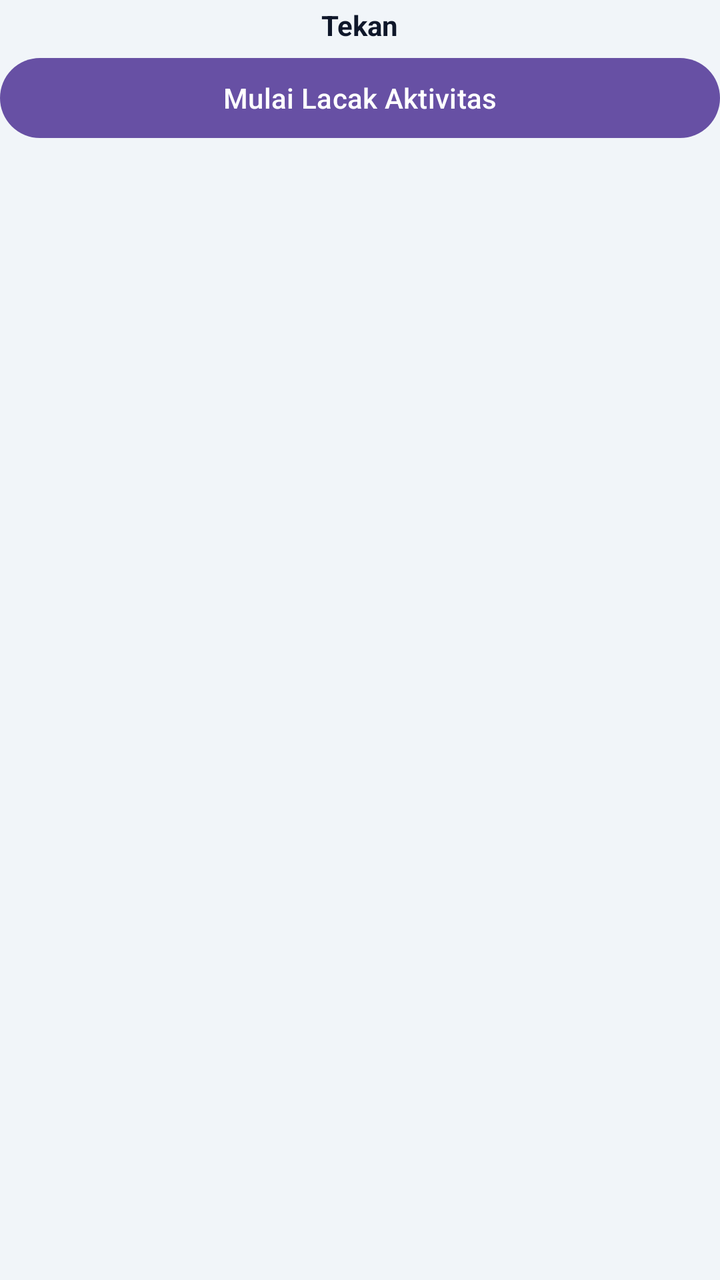
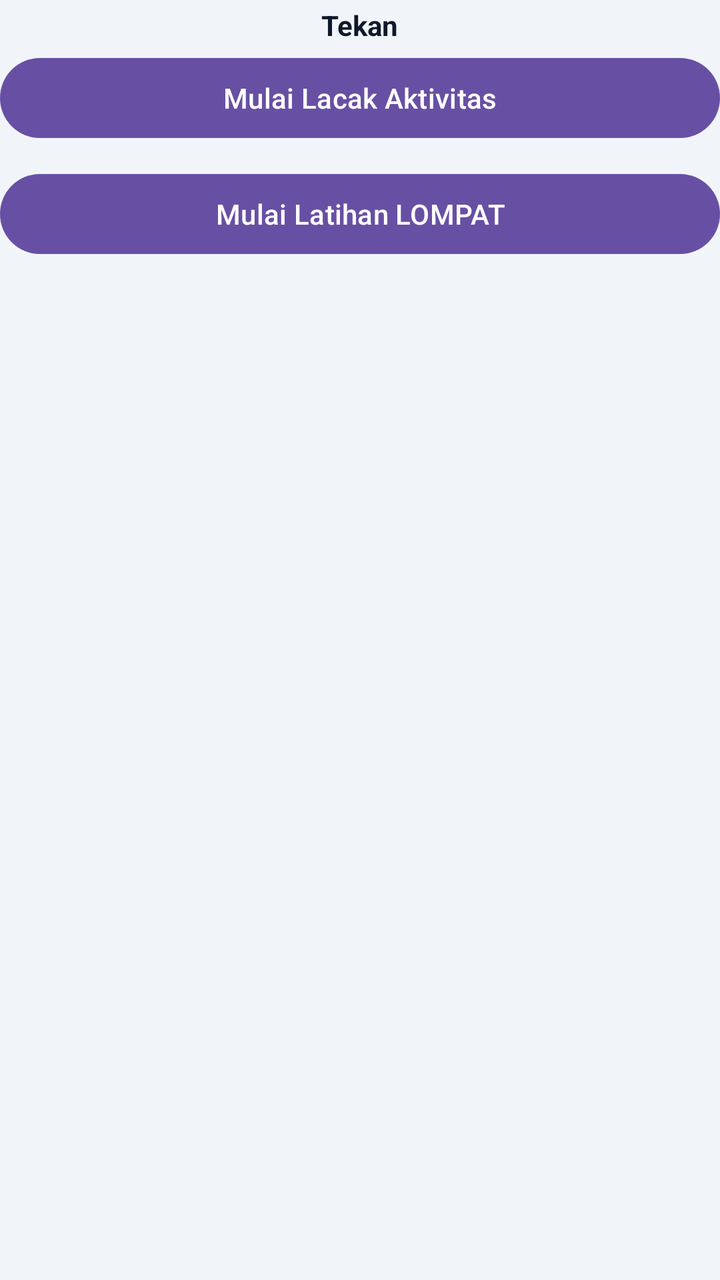

Before-and-after screenshots of an Android layout around one commit, followed by the original layout XML and the change that was made.
<!-- AndroidManifest.xml: application theme Theme.BackgroundService -->
<!-- res/layout/activity_main.xml -->
<?xml version="1.0" encoding="utf-8"?>
<ScrollView xmlns:android="http://schemas.android.com/apk/res/android"
    xmlns:tools="http://schemas.android.com/tools"
    android:layout_width="match_parent"
    android:layout_height="match_parent"
    xmlns:app="http://schemas.android.com/apk/res-auto"
    android:background="#F1F5F9"
    android:fillViewport="true"
    android:id="@+id/main"
    tools:context=".MainActivity">

    <LinearLayout
        android:id="@+id/utama"
        android:layout_width="match_parent"
        android:layout_height="wrap_content"
        android:orientation="vertical">

        <TextView
            android:id="@+id/statusTextView"
            android:layout_width="wrap_content"
            android:layout_height="wrap_content"
            android:layout_marginTop="3dp"
            android:text="Tekan"
            android:layout_gravity="center_horizontal"
            android:textColor="#0F172A"
            android:textSize="14sp"
            android:textStyle="bold"/>
        <Button
            android:layout_width="match_parent"
            android:layout_height="wrap_content"
            android:layout_marginTop="3dp"
            android:id="@+id/btnStart"
            android:text="Mulai Lacak Aktivitas"/>
    </LinearLayout>
</ScrollView>
<!-- resources referenced by this layout -->
<resources>
  <style name="Theme.BackgroundService" parent="Base.Theme.BackgroundService" />
  <style name="Base.Theme.BackgroundService" parent="Theme.Material3.DayNight.NoActionBar">
          
          
      </style>
</resources>

<!-- the commit's change to res/layout/activity_main.xml (unified diff, before → after) -->
@@ -31,5 +31,11 @@
             android:layout_marginTop="3dp"
             android:id="@+id/btnStart"
             android:text="Mulai Lacak Aktivitas"/>
+        <Button
+            android:id="@+id/btnLatihan"
+            android:layout_width="match_parent"
+            android:layout_height="wrap_content"
+            android:layout_marginTop="10dp"
+            android:text="Mulai Latihan LOMPAT" />
     </LinearLayout>
 </ScrollView>
